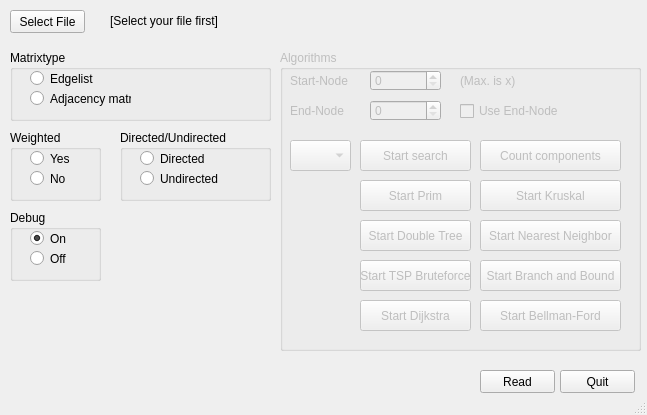
This is mainwindow.ui in FNicolai/MMI as Qt 5 draws it before an edit. The edited form follows.
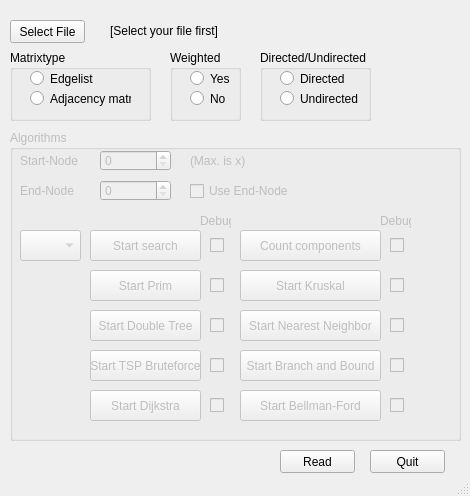
This is the edited form.

Diff of the .ui file:
```diff
--- a/mainwindow.ui
+++ b/mainwindow.ui
@@ -6,8 +6,8 @@
    <rect>
     <x>0</x>
     <y>0</y>
-    <width>647</width>
-    <height>415</height>
+    <width>470</width>
+    <height>496</height>
    </rect>
   </property>
   <property name="windowTitle">
@@ -19,7 +19,7 @@
      <rect>
       <x>10</x>
       <y>50</y>
-      <width>261</width>
+      <width>141</width>
       <height>71</height>
      </rect>
     </property>
@@ -59,8 +59,8 @@
     </property>
     <property name="geometry">
      <rect>
-      <x>480</x>
-      <y>370</y>
+      <x>280</x>
+      <y>450</y>
       <width>75</width>
       <height>23</height>
      </rect>
@@ -75,9 +75,9 @@
    <widget class="QGroupBox" name="groupBox_weighted">
     <property name="geometry">
      <rect>
-      <x>10</x>
-      <y>130</y>
-      <width>91</width>
+      <x>170</x>
+      <y>50</y>
+      <width>71</width>
       <height>71</height>
      </rect>
     </property>
@@ -120,9 +120,9 @@
    <widget class="QGroupBox" name="groupBox_direction">
     <property name="geometry">
      <rect>
-      <x>120</x>
-      <y>130</y>
-      <width>151</width>
+      <x>260</x>
+      <y>50</y>
+      <width>111</width>
       <height>71</height>
      </rect>
     </property>
@@ -165,8 +165,8 @@
    <widget class="QPushButton" name="pushButton_quit">
     <property name="geometry">
      <rect>
-      <x>560</x>
-      <y>370</y>
+      <x>370</x>
+      <y>450</y>
       <width>75</width>
       <height>23</height>
      </rect>
@@ -179,7 +179,7 @@
     <property name="geometry">
      <rect>
       <x>10</x>
-      <y>10</y>
+      <y>20</y>
       <width>75</width>
       <height>23</height>
      </rect>
@@ -192,7 +192,7 @@
     <property name="geometry">
      <rect>
       <x>110</x>
-      <y>10</y>
+      <y>20</y>
       <width>151</width>
       <height>21</height>
      </rect>
@@ -207,10 +207,10 @@
     </property>
     <property name="geometry">
      <rect>
-      <x>280</x>
-      <y>50</y>
-      <width>361</width>
-      <height>301</height>
+      <x>10</x>
+      <y>130</y>
+      <width>451</width>
+      <height>311</height>
      </rect>
     </property>
     <property name="title">
@@ -220,7 +220,7 @@
      <property name="geometry">
       <rect>
        <x>80</x>
-       <y>90</y>
+       <y>100</y>
        <width>111</width>
        <height>31</height>
       </rect>
@@ -274,8 +274,8 @@
     <widget class="QPushButton" name="pushButton_count_components">
      <property name="geometry">
       <rect>
-       <x>200</x>
-       <y>90</y>
+       <x>230</x>
+       <y>100</y>
        <width>141</width>
        <height>31</height>
       </rect>
@@ -288,7 +288,7 @@
      <property name="geometry">
       <rect>
        <x>10</x>
-       <y>90</y>
+       <y>100</y>
        <width>61</width>
        <height>31</height>
       </rect>
@@ -297,8 +297,8 @@
     <widget class="QPushButton" name="pushButton_start_kruskal">
      <property name="geometry">
       <rect>
-       <x>200</x>
-       <y>130</y>
+       <x>230</x>
+       <y>140</y>
        <width>141</width>
        <height>31</height>
       </rect>
@@ -311,7 +311,7 @@
      <property name="geometry">
       <rect>
        <x>80</x>
-       <y>130</y>
+       <y>140</y>
        <width>111</width>
        <height>31</height>
       </rect>
@@ -323,8 +323,8 @@
     <widget class="QPushButton" name="pushButton_neares_neighbor">
      <property name="geometry">
       <rect>
-       <x>200</x>
-       <y>170</y>
+       <x>230</x>
+       <y>180</y>
        <width>141</width>
        <height>31</height>
       </rect>
@@ -337,7 +337,7 @@
      <property name="geometry">
       <rect>
        <x>80</x>
-       <y>170</y>
+       <y>180</y>
        <width>111</width>
        <height>31</height>
       </rect>
@@ -349,8 +349,8 @@
     <widget class="QPushButton" name="pushButton_start_branch_and_bound">
      <property name="geometry">
       <rect>
-       <x>200</x>
-       <y>210</y>
+       <x>230</x>
+       <y>220</y>
        <width>141</width>
        <height>31</height>
       </rect>
@@ -363,7 +363,7 @@
      <property name="geometry">
       <rect>
        <x>80</x>
-       <y>210</y>
+       <y>220</y>
        <width>111</width>
        <height>31</height>
       </rect>
@@ -376,7 +376,7 @@
      <property name="geometry">
       <rect>
        <x>80</x>
-       <y>250</y>
+       <y>260</y>
        <width>111</width>
        <height>31</height>
       </rect>
@@ -433,8 +433,8 @@
     <widget class="QPushButton" name="pushButton_start_bellman_ford">
      <property name="geometry">
       <rect>
-       <x>200</x>
-       <y>250</y>
+       <x>230</x>
+       <y>260</y>
        <width>141</width>
        <height>31</height>
       </rect>
@@ -443,48 +443,162 @@
       <string>Start Bellman-Ford</string>
      </property>
     </widget>
-   </widget>
-   <widget class="QGroupBox" name="groupBox_debug">
-    <property name="geometry">
-     <rect>
-      <x>10</x>
-      <y>210</y>
-      <width>91</width>
-      <height>71</height>
-     </rect>
-    </property>
-    <property name="title">
-     <string>Debug</string>
-    </property>
-    <widget class="QRadioButton" name="radioButton_debug_on">
+    <widget class="QCheckBox" name="checkBox_debug_search">
      <property name="geometry">
       <rect>
-       <x>20</x>
-       <y>20</y>
-       <width>82</width>
-       <height>17</height>
+       <x>200</x>
+       <y>100</y>
+       <width>16</width>
+       <height>31</height>
       </rect>
      </property>
      <property name="text">
-      <string>On</string>
+      <string/>
      </property>
-     <property name="checked">
-      <bool>true</bool>
+    </widget>
+    <widget class="QCheckBox" name="checkBox_debug_prim">
+     <property name="geometry">
+      <rect>
+       <x>200</x>
+       <y>140</y>
+       <width>16</width>
+       <height>31</height>
+      </rect>
      </property>
+     <property name="text">
+      <string/>
+     </property>
     </widget>
-    <widget class="QRadioButton" name="radioButton_debug_off">
+    <widget class="QCheckBox" name="checkBox_debug_double_tree">
      <property name="geometry">
       <rect>
-       <x>20</x>
-       <y>40</y>
-       <width>82</width>
-       <height>17</height>
+       <x>200</x>
+       <y>180</y>
+       <width>16</width>
+       <height>31</height>
       </rect>
      </property>
      <property name="text">
-      <string>Off</string>
+      <string/>
      </property>
     </widget>
+    <widget class="QCheckBox" name="checkBox_debug_tsp_bruteforce">
+     <property name="geometry">
+      <rect>
+       <x>200</x>
+       <y>220</y>
+       <width>16</width>
+       <height>31</height>
+      </rect>
+     </property>
+     <property name="text">
+      <string/>
+     </property>
+    </widget>
+    <widget class="QCheckBox" name="checkBox_debug_dijkstra">
+     <property name="geometry">
+      <rect>
+       <x>200</x>
+       <y>260</y>
+       <width>16</width>
+       <height>31</height>
+      </rect>
+     </property>
+     <property name="text">
+      <string/>
+     </property>
+    </widget>
+    <widget class="QCheckBox" name="checkBox_debug_components">
+     <property name="geometry">
+      <rect>
+       <x>380</x>
+       <y>100</y>
+       <width>16</width>
+       <height>31</height>
+      </rect>
+     </property>
+     <property name="text">
+      <string/>
+     </property>
+    </widget>
+    <widget class="QCheckBox" name="checkBox_debug_kruskal">
+     <property name="geometry">
+      <rect>
+       <x>380</x>
+       <y>140</y>
+       <width>16</width>
+       <height>31</height>
+      </rect>
+     </property>
+     <property name="text">
+      <string/>
+     </property>
+    </widget>
+    <widget class="QCheckBox" name="checkBox_debug_nearset_neighbor">
+     <property name="geometry">
+      <rect>
+       <x>380</x>
+       <y>180</y>
+       <width>16</width>
+       <height>31</height>
+      </rect>
+     </property>
+     <property name="text">
+      <string/>
+     </property>
+    </widget>
+    <widget class="QCheckBox" name="checkBox_debug_branch_and_bound">
+     <property name="geometry">
+      <rect>
+       <x>380</x>
+       <y>220</y>
+       <width>16</width>
+       <height>31</height>
+      </rect>
+     </property>
+     <property name="text">
+      <string/>
+     </property>
+    </widget>
+    <widget class="QCheckBox" name="checkBox_debug_bellman_ford">
+     <property name="geometry">
+      <rect>
+       <x>380</x>
+       <y>260</y>
+       <width>16</width>
+       <height>31</height>
+      </rect>
+     </property>
+     <property name="text">
+      <string/>
+     </property>
+    </widget>
+    <widget class="QLabel" name="label">
+     <property name="geometry">
+      <rect>
+       <x>190</x>
+       <y>80</y>
+       <width>31</width>
+       <height>21</height>
+      </rect>
+     </property>
+     <property name="text">
+      <string>Debug</string>
+     </property>
+    </widget>
+    <widget class="QLabel" name="label_2">
+     <property name="geometry">
+      <rect>
+       <x>370</x>
+       <y>80</y>
+       <width>31</width>
+       <height>21</height>
+      </rect>
+     </property>
+     <property name="text">
+      <string>Debug</string>
+     </property>
+    </widget>
    </widget>
   </widget>
   <widget class="QStatusBar" name="statusBar"/>
```
Left out of the diff: 9 changed lines with no effect on the pictures.
